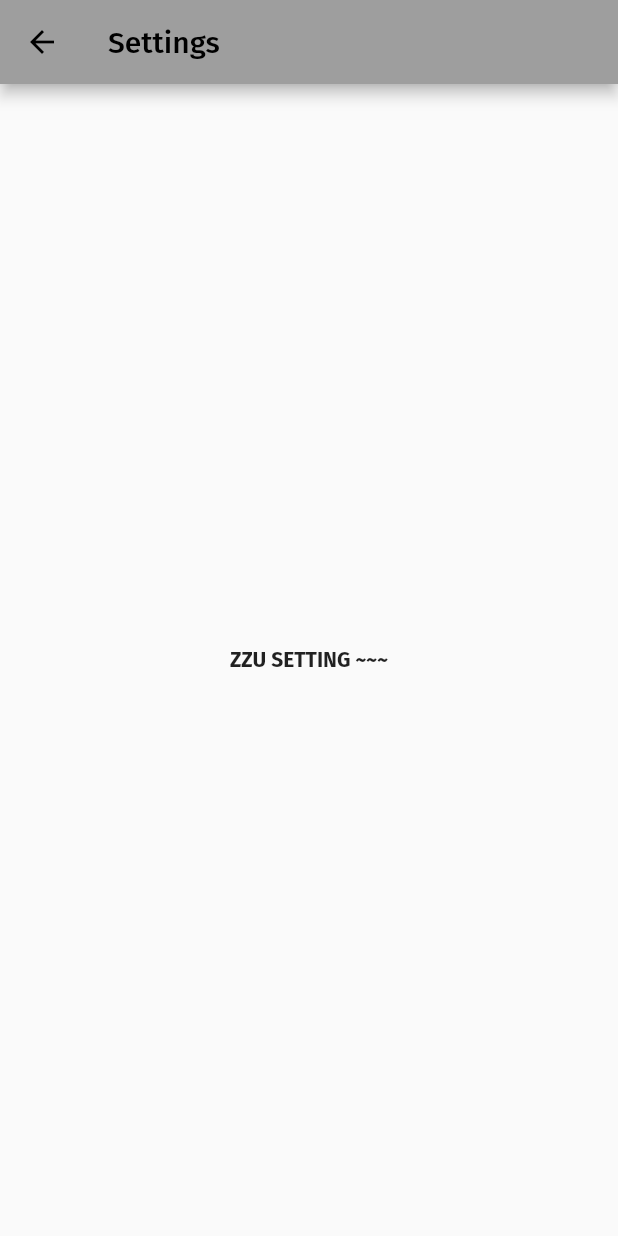
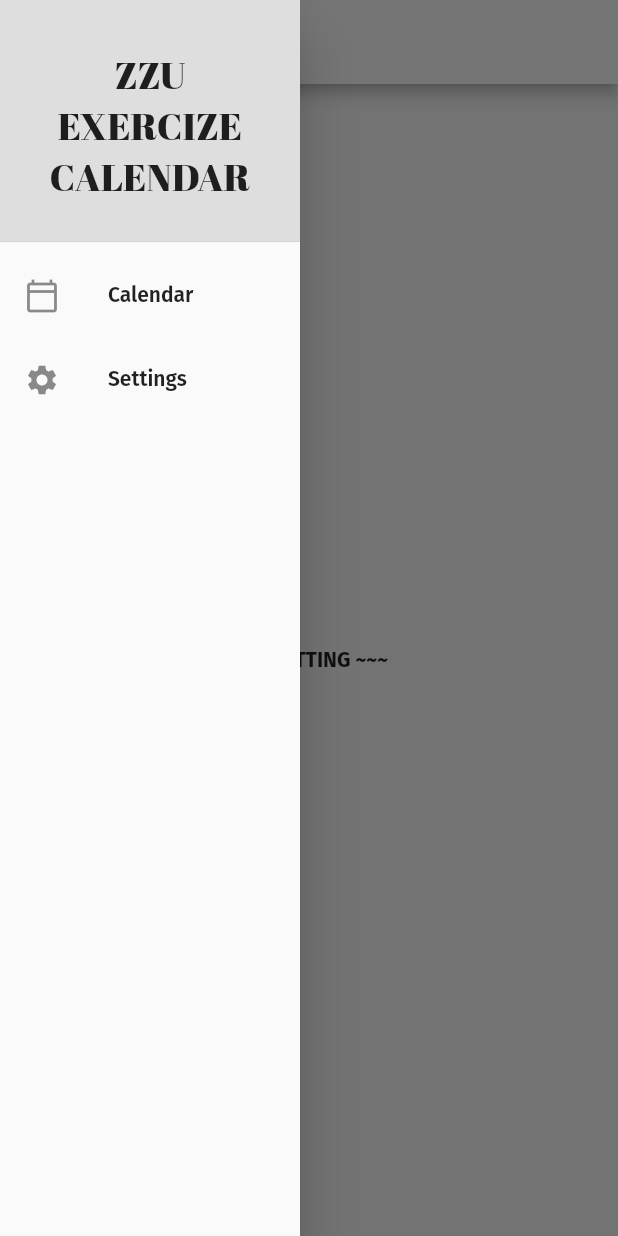
Before and after one commit to jhkim0122/zzu_calendar, a Flutter app: the SettingPage screen opened by its route, with the side drawer open (before the commit the screen has no drawer), on a phone screen of 412 x 824 dp. Run offline on Flutter 3.47's test engine with Material 2 defaults, Android fonts, the phone set to English and light mode, and no system bars; our stand-ins replace google_fonts, syncfusion_flutter_calendar.

Commit message:
[feat] Added side drawer

```diff
--- a/lib/Pages/SettingPage.dart
+++ b/lib/Pages/SettingPage.dart
@@ -1,6 +1,7 @@
 import 'package:flutter/material.dart';
 
 import '../main.dart';
+import '../utils/SideDrawer.dart';
 
 class SettingPage extends StatefulWidget {
   const SettingPage({Key? key}) : super(key: key);
@@ -20,7 +21,9 @@ class _SettingPageState extends State<SettingPage>{
   @override
   Widget build(BuildContext context) {
     return Scaffold(
+      drawer: SideDrawer(1),
       appBar: AppBar(
+          backgroundColor: Colors.white,
           title: Text("Settings")
       ),
       body: Center(child: Text("ZZU SETTING ~~~", style: TextStyle(fontWeight: FontWeight.bold))
--- /dev/null
+++ b/lib/utils/SideDrawer.dart
@@ -0,0 +1,51 @@
+import 'package:flutter/material.dart';
+import 'package:google_fonts/google_fonts.dart';
+
+class SideDrawer extends StatefulWidget {
+  final int selectedIndex;
+  const SideDrawer(this.selectedIndex, {Key? key}) : super(key: key);
+
+  @override
+  State<SideDrawer> createState() => _SideDrawerState();
+}
+
+class _SideDrawerState extends State<SideDrawer>{
+
+  @override
+  Widget build(BuildContext context) {
+    return Container(
+        width: 200,
+        child: Drawer(
+          child: ListView(
+            padding: EdgeInsets.zero,
+            children: [
+              DrawerHeader(
+                decoration: BoxDecoration(
+                  color: Colors.grey.withOpacity(0.3),
+                ),
+                child: Center(child:Text("ZZU\nEXERCIZE\nCALENDAR",
+                    textAlign: TextAlign.center,
+                    style: GoogleFonts.abrilFatface(textStyle:TextStyle(fontSize: 25))
+                ),),
+              ),
+              ListTile(
+                leading: Icon(Icons.calendar_today_outlined),
+                title: Text('Calendar', style:TextStyle(fontWeight: FontWeight.w600)),
+                onTap: () {
+                  if(widget.selectedIndex != 0) Navigator.of(context).popAndPushNamed("/calendar");
+                  else Navigator.pop(context);
+                },
+              ),
+              ListTile(
+                leading: Icon(Icons.settings),
+                title: Text('Settings', style:TextStyle(fontWeight: FontWeight.w600)),
+                onTap: () {
+                  if(widget.selectedIndex != 1) Navigator.of(context).popAndPushNamed("/setting");
+                  else Navigator.pop(context);
+                },
+              ),
+            ],
+          ),
+        ));
+  }
+}
```
